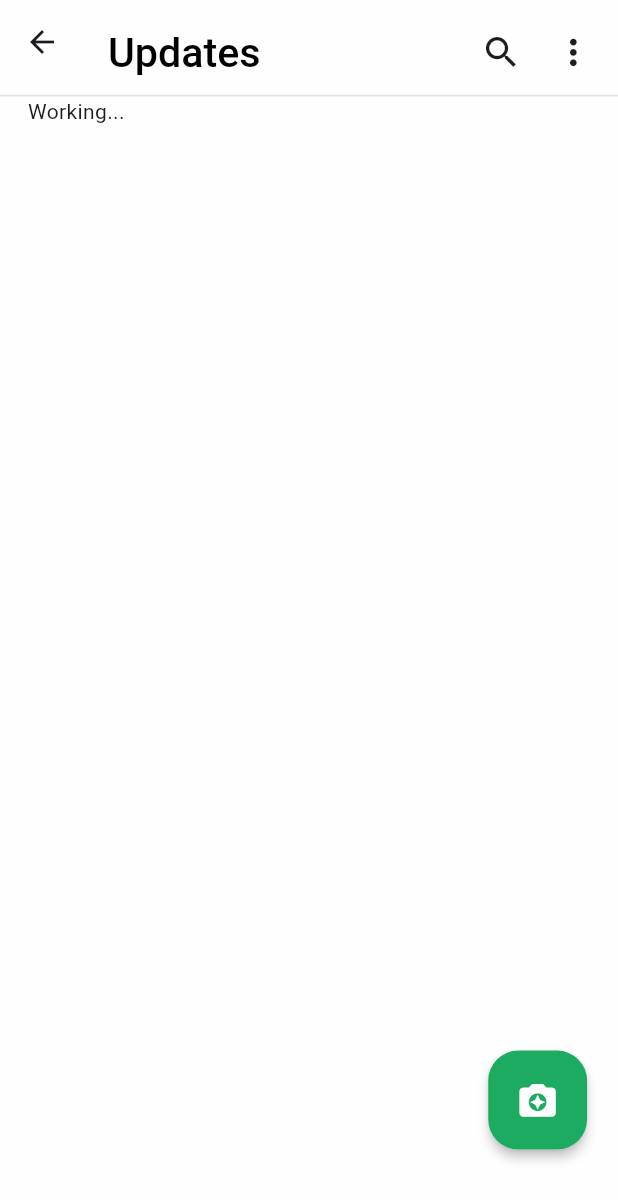
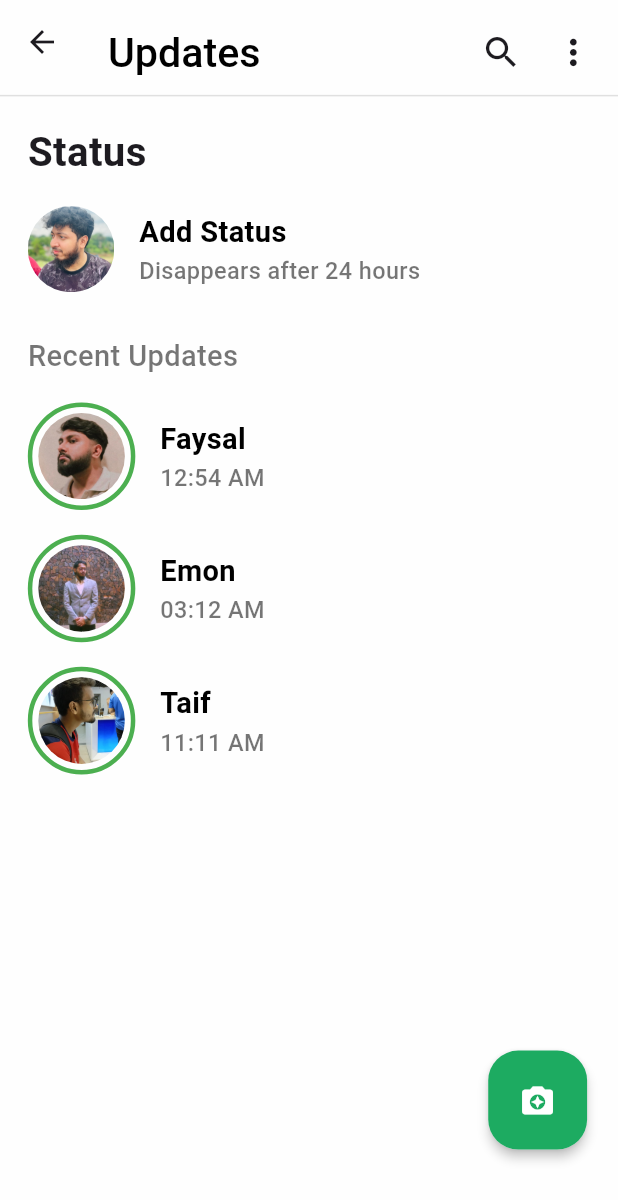
Before and after one commit to abdullahjohar23/whatsapp-clone-app, a Flutter app: the StatusPage screen opened directly, on a phone screen of 412 x 824 dp. Shown: the top 1200 px of the screen. Run offline on Flutter 3.47's test engine with Material 3 defaults, Android fonts, the phone set to English and light mode, and no system bars; our stand-ins replace material_design_icons_flutter.

Commit message:
updates page done

```diff
--- a/lib/pages/updates_page.dart
+++ b/lib/pages/updates_page.dart
@@ -1,4 +1,6 @@
 import 'package:flutter/material.dart';
+import 'package:whatsapp_clon_app/pages/single_inbox_design.dart';
+import 'package:whatsapp_clon_app/pages/single_status_design.dart';
 
 class StatusPage extends StatefulWidget {
     const StatusPage({super.key});
@@ -62,14 +64,25 @@ class _StatusPageState extends State<StatusPage> {
             ),
 
             //* Body Section
-            body: SizedBox.expand(
-                child: Stack( // If the body isn't taking up full screen height, the button might be clipped, overlapped, or outside the visible area
+            body: Stack( // If the body isn't taking up full screen height, the button might be clipped, overlapped, or outside the visible area
                 children: [
                     Padding(
-                            padding: EdgeInsets.symmetric(horizontal: _deviceWidth * 0.045),
-                            // Showing Chats
-                            child: Text(
-                                'Working...'
+                        padding: EdgeInsets.only(left: _deviceWidth * 0.045, right: _deviceWidth * 0.045, top: _deviceWidth * 0.045),
+                        child: Column(
+                            crossAxisAlignment: CrossAxisAlignment.start,
+                            children: [
+                                // profile owner
+                                Text('Status', style: TextStyle(fontSize: _deviceWidth*0.065, fontWeight: FontWeight.bold)),
+                                SizedBox(height: _deviceHeight *0.02),
+                                ChatTile(imagePath: 'assets/abdullah.jpg', name: 'Add Status', time: '', message: 'Disappears after 24 hours'),
+
+                                // status
+                                Text('Recent Updates', style: TextStyle(fontSize: _deviceWidth*0.047, color: Colors.black54, fontWeight: FontWeight.w500)),
+                                SizedBox(height: _deviceHeight *0.02),
+                                StatusTile(imagePath: 'assets/faysal.png', name: 'Faysal', time: '12:54 AM'),
+                                StatusTile(imagePath: 'assets/emon.png', name: 'Emon', time: '03:12 AM'),
+                                StatusTile(imagePath: 'assets/taif.png', name: 'Taif', time: '11:11 AM'),
+                            ],
                         ),
                     ),
 
@@ -88,13 +101,12 @@ class _StatusPageState extends State<StatusPage> {
                                 ),
                                 height: _deviceHeight * 0.08,
                                 width: _deviceHeight * 0.08,
-                                    child: Icon(Icons.camera_enhance, color: Colors.white, size: _deviceWidth * 0.07),
+                                child: Icon(Icons.camera_enhance, color: Colors.white, size: _deviceWidth * 0.06),
                             ),
                         ),
                     ),
                 ],
             ),
-            ),
         );
     }
 }
```
Lines whose indentation alone changed are shown as unchanged.
